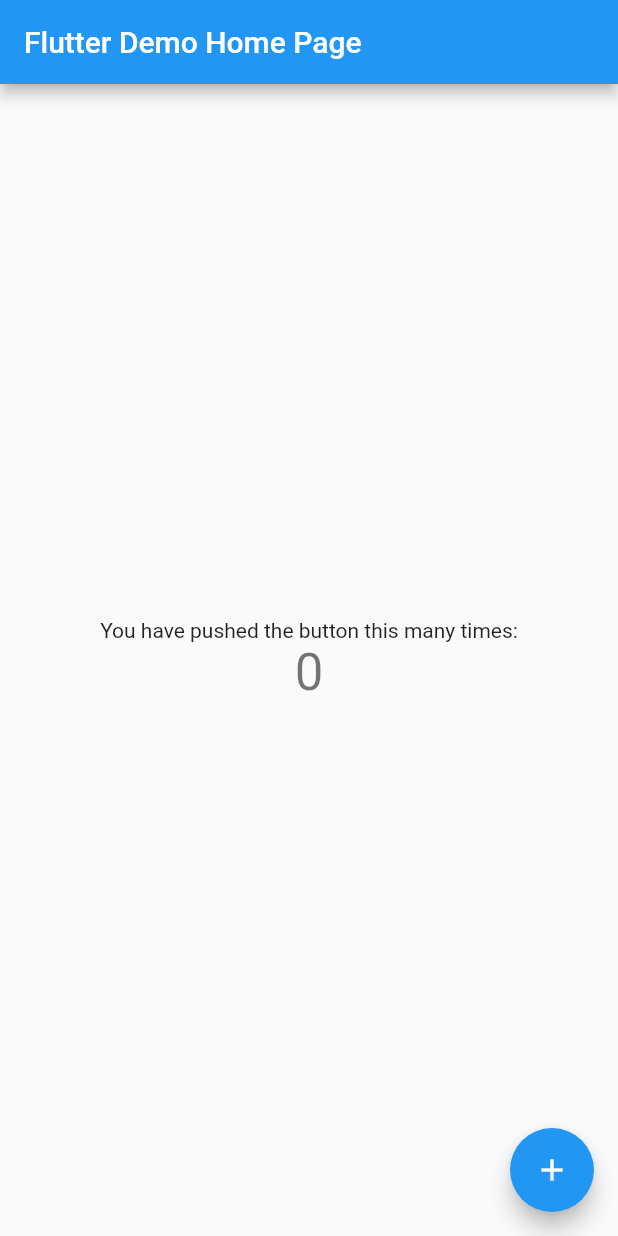
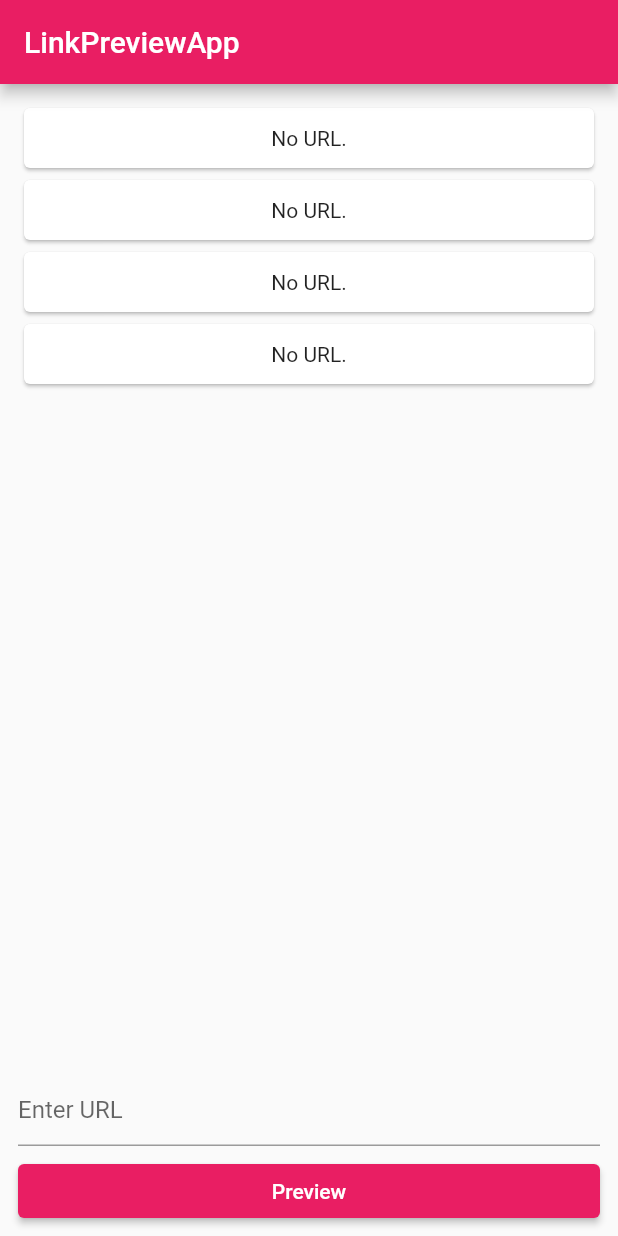
Before and after one commit to KazmaWed/my_link_preview, a Flutter app: the screen it shows after launch, on a phone screen of 412 x 824 dp. Run offline on Flutter 3.47's test engine with Material 2 defaults, Android fonts, the light colour scheme and no system bars; our stand-ins replace flutter_riverpod.

Commit message:
implement dummy link preview and other components

```diff
--- a/lib/main.dart
+++ b/lib/main.dart
@@ -1,115 +1,27 @@
 import 'package:flutter/material.dart';
+import 'package:flutter_riverpod/flutter_riverpod.dart';
+import 'package:my_link_preview/view/preview_screen.dart';
 
 void main() {
-  runApp(const MyApp());
+  runApp(
+    const ProviderScope(
+      child: MyApp(),
+    ),
+  );
 }
 
 class MyApp extends StatelessWidget {
   const MyApp({Key? key}) : super(key: key);
 
-  // This widget is the root of your application.
   @override
   Widget build(BuildContext context) {
     return MaterialApp(
-      title: 'Flutter Demo',
+      title: 'LinkPreviewApp',
+      debugShowCheckedModeBanner: false,
       theme: ThemeData(
-        // This is the theme of your application.
-        //
-        // Try running your application with "flutter run". You'll see the
-        // application has a blue toolbar. Then, without quitting the app, try
-        // changing the primarySwatch below to Colors.green and then invoke
-        // "hot reload" (press "r" in the console where you ran "flutter run",
-        // or simply save your changes to "hot reload" in a Flutter IDE).
-        // Notice that the counter didn't reset back to zero; the application
-        // is not restarted.
-        primarySwatch: Colors.blue,
+        primarySwatch: Colors.pink,
       ),
-      home: const MyHomePage(title: 'Flutter Demo Home Page'),
+      home: const PreviewScreen(),
     );
   }
 }
-
-class MyHomePage extends StatefulWidget {
-  const MyHomePage({Key? key, required this.title}) : super(key: key);
-
-  // This widget is the home page of your application. It is stateful, meaning
-  // that it has a State object (defined below) that contains fields that affect
-  // how it looks.
-
-  // This class is the configuration for the state. It holds the values (in this
-  // case the title) provided by the parent (in this case the App widget) and
-  // used by the build method of the State. Fields in a Widget subclass are
-  // always marked "final".
-
-  final String title;
-
-  @override
-  State<MyHomePage> createState() => _MyHomePageState();
-}
-
-class _MyHomePageState extends State<MyHomePage> {
-  int _counter = 0;
-
-  void _incrementCounter() {
-    setState(() {
-      // This call to setState tells the Flutter framework that something has
-      // changed in this State, which causes it to rerun the build method below
-      // so that the display can reflect the updated values. If we changed
-      // _counter without calling setState(), then the build method would not be
-      // called again, and so nothing would appear to happen.
-      _counter++;
-    });
-  }
-
-  @override
-  Widget build(BuildContext context) {
-    // This method is rerun every time setState is called, for instance as done
-    // by the _incrementCounter method above.
-    //
-    // The Flutter framework has been optimized to make rerunning build methods
-    // fast, so that you can just rebuild anything that needs updating rather
-    // than having to individually change instances of widgets.
-    return Scaffold(
-      appBar: AppBar(
-        // Here we take the value from the MyHomePage object that was created by
-        // the App.build method, and use it to set our appbar title.
-        title: Text(widget.title),
-      ),
-      body: Center(
-        // Center is a layout widget. It takes a single child and positions it
-        // in the middle of the parent.
-        child: Column(
-          // Column is also a layout widget. It takes a list of children and
-          // arranges them vertically. By default, it sizes itself to fit its
-          // children horizontally, and tries to be as tall as its parent.
-          //
-          // Invoke "debug painting" (press "p" in the console, choose the
-          // "Toggle Debug Paint" action from the Flutter Inspector in Android
-          // Studio, or the "Toggle Debug Paint" command in Visual Studio Code)
-          // to see the wireframe for each widget.
-          //
-          // Column has various properties to control how it sizes itself and
-          // how it positions its children. Here we use mainAxisAlignment to
-          // center the children vertically; the main axis here is the vertical
-          // axis because Columns are vertical (the cross axis would be
-          // horizontal).
-          mainAxisAlignment: MainAxisAlignment.center,
-          children: <Widget>[
-            const Text(
-              'You have pushed the button this many times:',
-            ),
-            Text(
-              '$_counter',
-              style: Theme.of(context).textTheme.headline4,
-            ),
-          ],
-        ),
-      ),
-      floatingActionButton: FloatingActionButton(
-        onPressed: _incrementCounter,
-        tooltip: 'Increment',
-        child: const Icon(Icons.add),
-      ), // This trailing comma makes auto-formatting nicer for build methods.
-    );
-  }
-}
--- /dev/null
+++ b/lib/view/preview_screen.dart
@@ -0,0 +1,45 @@
+import 'package:flutter/material.dart';
+import 'package:flutter_riverpod/flutter_riverpod.dart';
+import 'package:my_link_preview/view/preview_screen_components.dart';
+import 'package:my_link_preview/view/preview_screen_vm.dart';
+
+class PreviewScreen extends StatefulWidget {
+  const PreviewScreen({Key? key}) : super(key: key);
+
+  @override
+  State<PreviewScreen> createState() => _PreviewScreenState();
+}
+
+class _PreviewScreenState extends State<PreviewScreen> {
+  @override
+  Widget build(BuildContext context) {
+    return Consumer(builder: (context, ref, child) {
+      final viewModel = ref.watch(previewScreenViewModelProvider);
+
+      final previewWidgetList = [
+        DummyPreviewCard(url: viewModel.url),
+        DummyPreviewCard(url: viewModel.url),
+        DummyPreviewCard(url: viewModel.url),
+        DummyPreviewCard(url: viewModel.url),
+      ];
+
+      return Scaffold(
+        appBar: AppBar(
+          title: const Text('LinkPreviewApp'),
+        ),
+        body: Padding(
+          padding: const EdgeInsets.all(12.0),
+          child: Column(
+            children: [
+              ExpandedListView(widgetList: previewWidgetList),
+              const SizedBox(height: 8),
+              const TextFieldRow(),
+              const SizedBox(height: 12),
+              PreviewButton(callback: () => setState(() {})),
+            ],
+          ),
+        ),
+      );
+    });
+  }
+}
--- /dev/null
+++ b/lib/view/preview_screen_components.dart
@@ -0,0 +1,80 @@
+import 'package:flutter/material.dart';
+import 'package:flutter_riverpod/flutter_riverpod.dart';
+import 'package:my_link_preview/view/preview_screen_vm.dart';
+
+class DummyPreviewCard extends StatelessWidget {
+  const DummyPreviewCard({Key? key, required this.url}) : super(key: key);
+  final String url;
+
+  @override
+  Widget build(BuildContext context) {
+    final text = url == '' ? 'No URL.' : url;
+    return Card(
+      child: Container(
+        padding: const EdgeInsets.all(12),
+        alignment: Alignment.center,
+        child: Text(text),
+      ),
+    );
+  }
+}
+
+class ExpandedListView extends StatelessWidget {
+  const ExpandedListView({Key? key, required this.widgetList}) : super(key: key);
+  final List<Widget> widgetList;
+
+  @override
+  Widget build(BuildContext context) {
+    return Expanded(
+      child: ListView.builder(
+        itemCount: widgetList.length,
+        itemBuilder: (context, index) {
+          return widgetList[index];
+        },
+      ),
+    );
+  }
+}
+
+class TextFieldRow extends ConsumerWidget {
+  const TextFieldRow({Key? key}) : super(key: key);
+
+  @override
+  Widget build(BuildContext context, WidgetRef ref) {
+    final viewModel = ref.watch(previewScreenViewModelProvider);
+
+    return SizedBox(
+      height: 48,
+      child: TextField(
+        controller: viewModel.controller,
+        decoration: const InputDecoration(hintText: 'Enter URL'),
+      ),
+    );
+  }
+}
+
+class PreviewButton extends ConsumerWidget {
+  const PreviewButton({Key? key, required this.callback}) : super(key: key);
+  final Function callback;
+
+  @override
+  Widget build(BuildContext context, WidgetRef ref) {
+    final viewModel = ref.watch(previewScreenViewModelProvider);
+
+    return SizedBox(
+      height: 36,
+      child: ElevatedButton(
+        onPressed: () {
+          viewModel.url = viewModel.controller.text;
+          callback();
+        },
+        child: Row(
+          mainAxisAlignment: MainAxisAlignment.center,
+          children: const [
+            Text('Preview'),
+          ],
+        ),
+      ),
+    );
+  }
+}
--- /dev/null
+++ b/lib/view/preview_screen_vm.dart
@@ -0,0 +1,11 @@
+import 'package:flutter/material.dart';
+import 'package:flutter_riverpod/flutter_riverpod.dart';
+
+final previewScreenViewModelProvider = StateProvider.autoDispose((ref) {
+  return PreviewScreenViewModel();
+});
+
+class PreviewScreenViewModel {
+  final controller = TextEditingController();
+  String url = '';
+}
```
Also changed, not shown: pubspec.yaml (+2 -69 lines), pubspec.lock.
